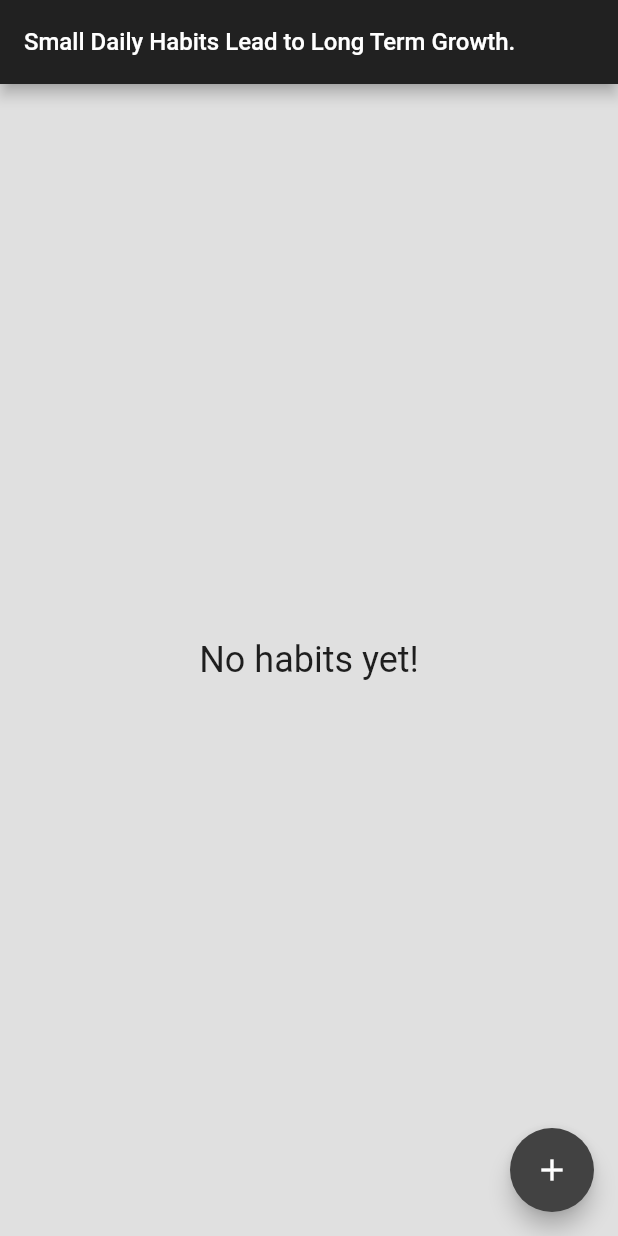
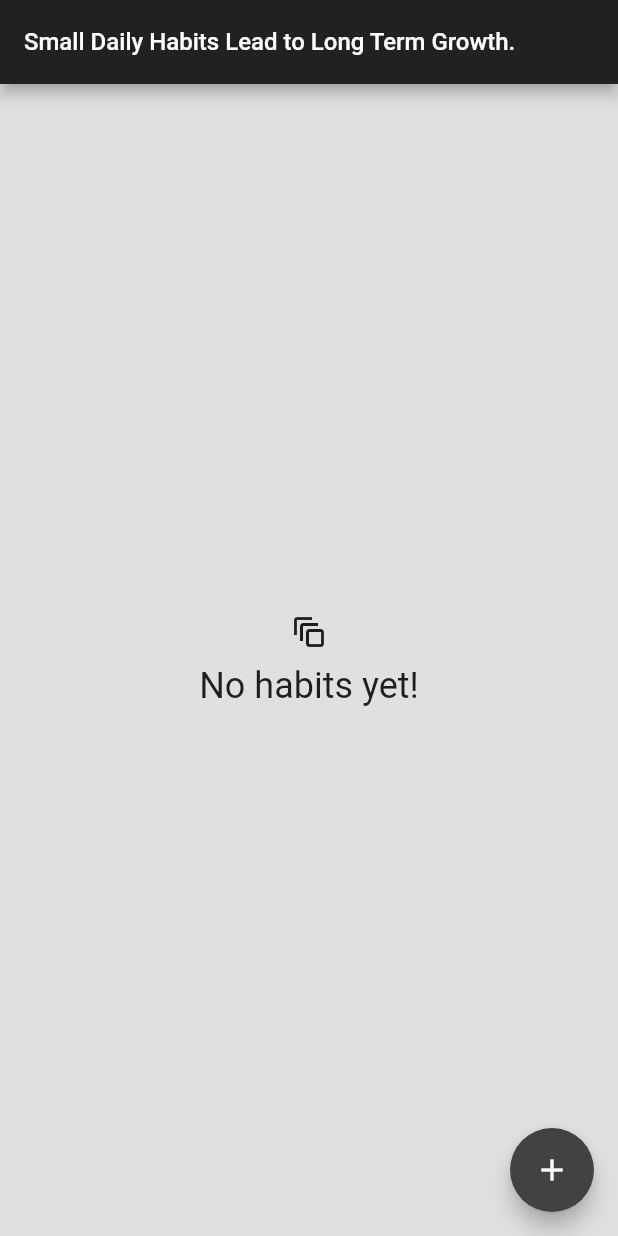
Before and after one commit to DanielCanada/SP02-HabitAppMod, a Flutter app: the screen it shows after launch, on a phone screen of 412 x 824 dp. Run offline on Flutter 3.47's test engine with Material 2 defaults, Android fonts, the phone set to English and light mode, and no system bars; our stand-ins replace hive, hive_flutter, percent_indicator; accounts and stored records are empty.

Commit message:
improved UI and other Icons

```diff
--- a/habittrackerapp/lib/habit_tile.dart
+++ b/habittrackerapp/lib/habit_tile.dart
@@ -112,7 +112,7 @@ class HabitTile extends StatelessWidget {
                     : GestureDetector(
                         onTap: restartTapped,
                         child: const Icon(
-                          Icons.restart_alt,
+                          Icons.autorenew_rounded,
                           color: Colors.red,
                         )),
                 const SizedBox(width: 8),
--- a/habittrackerapp/lib/home_page.dart
+++ b/habittrackerapp/lib/home_page.dart
@@ -1,5 +1,3 @@
-import 'dart:html';
-
 import 'package:flutter/material.dart';
 import 'package:habittrackerapp/boxes.dart';
 import 'dart:async';
@@ -17,13 +15,6 @@ class HomePage extends StatefulWidget {
 }
 
 class _MyWidgetState extends State<HomePage> {
-  // List habitList = [
-  //   ['Exercise / Chores', false, 0, 1],
-  //   ['Meditate', false, 0, 20],
-  //   ['Hobbies', false, 0, 20],
-  //   ['Read', false, 0, 40],
-  // ];
-
   @override
   void dispose() {
     Hive.close();
@@ -92,7 +83,6 @@ class _MyWidgetState extends State<HomePage> {
         },
       ),
       floatingActionButton: FloatingActionButton(
-        child: const Icon(Icons.add),
         backgroundColor: Colors.grey[800],
         onPressed: () => showDialog(
           context: context,
@@ -100,41 +90,32 @@ class _MyWidgetState extends State<HomePage> {
             onClickedDone: addHabit,
           ),
         ),
+        child: const Icon(Icons.add),
       ),
-      // ListView.builder(
-      //     itemCount: habitList.length,
-      //     itemBuilder: ((context, index) {
-      //       return HabitTile(
-      //         habitName: habitList[index][0],
-      //         onTap: () {
-      //           habitStarted(index);
-      //         },
-      //         settingsTapped: () {
-      //           settingsOpened(index);
-      //         },
-      //         restartTapped: () {
-      //           restartClicked(index);
-      //         },
-      //         timeSpent: habitList[index][2],
-      //         timeGoal: habitList[index][3],
-      //         habitStarted: habitList[index][1],
-      //       );
-      //     }))
     );
   }
 
   Widget buildContent(List<Habits> habits) {
     if (habits.isEmpty) {
-      return const Center(
-        child: Text(
-          'No habits yet!',
-          style: TextStyle(fontSize: 24),
+      return Center(
+        child: Column(
+          mainAxisAlignment: MainAxisAlignment.center,
+          crossAxisAlignment: CrossAxisAlignment.center,
+          // ignore: prefer_const_literals_to_create_immutables
+          children: [
+            const Icon(Icons.auto_awesome_motion_outlined),
+            const SizedBox(height: 10),
+            const Text(
+              'No habits yet!',
+              style: TextStyle(fontSize: 24),
+            ),
+          ],
         ),
       );
     } else {
       return Column(
         children: [
-          const SizedBox(height: 24),
+          const SizedBox(height: 22),
           Expanded(
             child: ListView.builder(
               padding: const EdgeInsets.all(8),
@@ -159,8 +140,11 @@ class _MyWidgetState extends State<HomePage> {
                     padding: const EdgeInsets.only(
                         left: 20.0, right: 20.0, top: 20.0),
                     child: Container(
+                      decoration: BoxDecoration(
+                        color: Colors.red,
+                        borderRadius: BorderRadius.circular(12),
+                      ),
                       alignment: Alignment.centerRight,
-                      color: Colors.red,
                       child: const Padding(
                         padding: EdgeInsets.only(right: 24.0),
                         child: Icon(Icons.delete, color: Colors.white),
```
